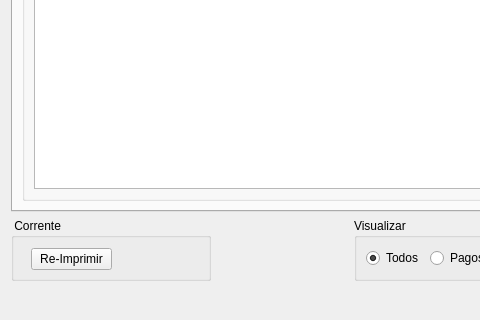
Old version of the form Projects/Blink/Plugins/financier/managerticket.ui in the repository MarcoBueno1/qrad; both pictures show x 0 to 480 and y 266 to 586 of the 800 by 586 pixel window.
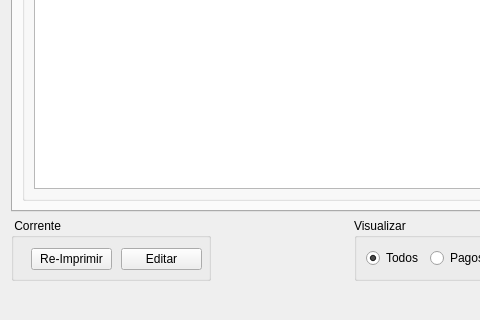
New version of the form. Custom widgets are drawn as their Qt base class.

```diff
--- a/Projects/Blink/Plugins/financier/managerticket.ui
+++ b/Projects/Blink/Plugins/financier/managerticket.ui
@@ -263,6 +263,19 @@
        <string>Re-Imprimir</string>
       </property>
      </widget>
+     <widget class="QPushButton" name="pushButtonEdit">
+      <property name="geometry">
+       <rect>
+        <x>110</x>
+        <y>30</y>
+        <width>81</width>
+        <height>22</height>
+       </rect>
+      </property>
+      <property name="text">
+       <string>Editar</string>
+      </property>
+     </widget>
     </widget>
    </item>
   </layout>
```
